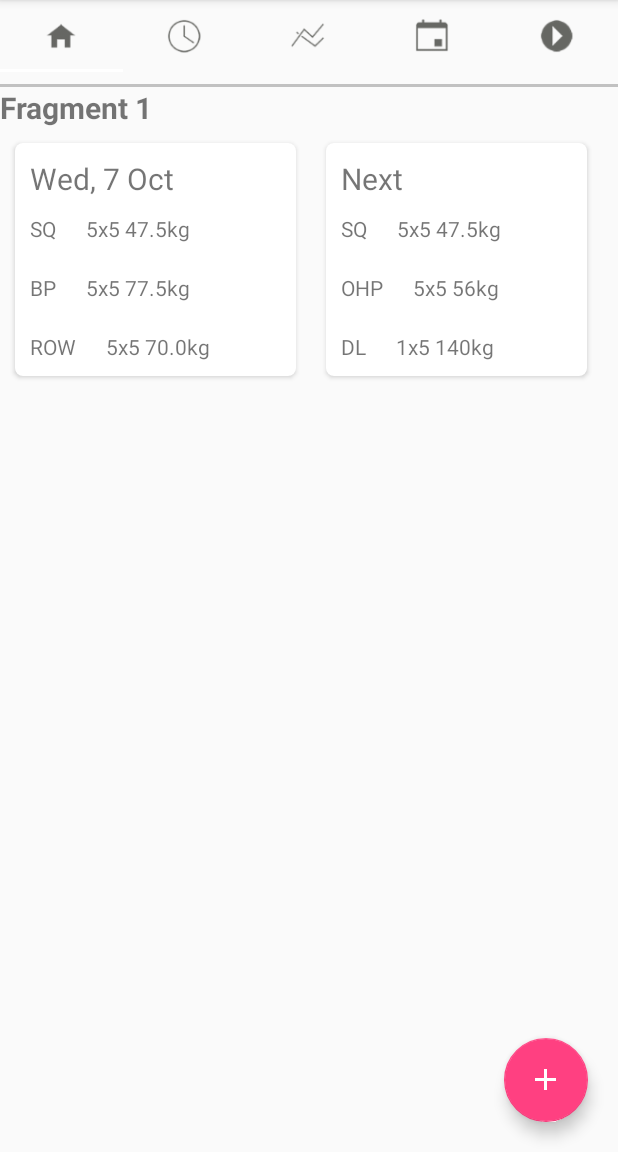
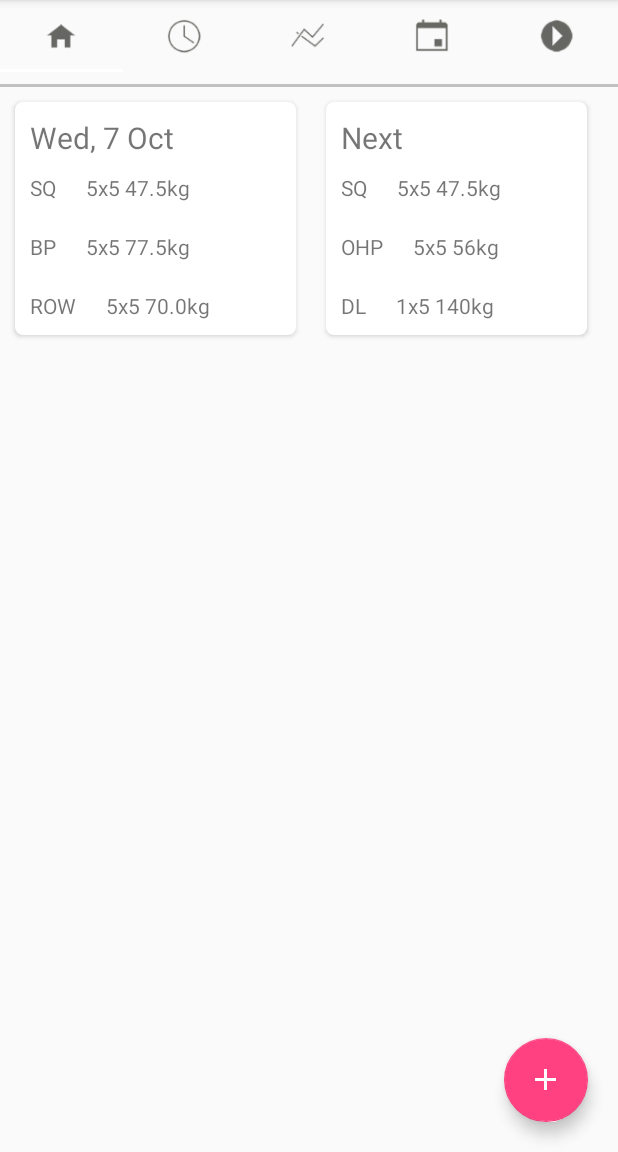
Before and after one commit to stanSagajnov1990/StrongliftsRebuild, an Android app: the screen it shows after launch (MainActivity), on a phone screen of 412 x 824 dp, the part 84-1236 px from its top. Run offline under Robolectric (Android 15) with nearby library versions, the phone set to English and light mode, and no system bars.

Commit message:
cleaned up fragment 1

```diff
--- a/app/src/main/res/layout/activity_settings.xml
+++ b/app/src/main/res/layout/activity_settings.xml
@@ -304,6 +304,7 @@
                 android:background="#c0c0c0"
                 android:paddingTop="8dp"
                 />
+
             <LinearLayout
                 android:layout_width="match_parent"
                 android:layout_height="wrap_content"
@@ -318,6 +319,7 @@
                     android:textColor="@color/colorPrimary"
                     android:textSize="12sp"/>
             </LinearLayout>
+
             <LinearLayout
                 android:layout_width="match_parent"
                 android:layout_height="wrap_content"
@@ -337,6 +339,7 @@
                     />
 
             </LinearLayout>
+
             <View
                 android:layout_width="fill_parent"
                 android:layout_height="1dp"
@@ -346,6 +349,7 @@
                 android:background="#c0c0c0"
                 android:paddingTop="8dp"
                 />
+
             <LinearLayout
                 android:layout_width="match_parent"
                 android:layout_height="wrap_content"
@@ -365,6 +369,7 @@
                     />
 
             </LinearLayout>
+
             <View
                 android:layout_width="fill_parent"
                 android:layout_height="1dp"
@@ -374,6 +379,7 @@
                 android:background="#c0c0c0"
                 android:paddingTop="8dp"
                 />
+
             <LinearLayout
                 android:layout_width="match_parent"
                 android:layout_height="wrap_content"
--- a/app/src/main/res/layout/fragment1_layout.xml
+++ b/app/src/main/res/layout/fragment1_layout.xml
@@ -5,14 +5,6 @@
               android:orientation="vertical"
               android:weightSum="1"
                 android:id="@+id/workout_column">
-
-    <TextView
-        android:id="@+id/textView1"
-        android:layout_width="wrap_content"
-        android:layout_height="wrap_content"
-        android:text="Fragment 1"
-        android:textSize="20sp"
-        android:textStyle="bold"/>
 
     <LinearLayout
         android:layout_width="match_parent"
```
